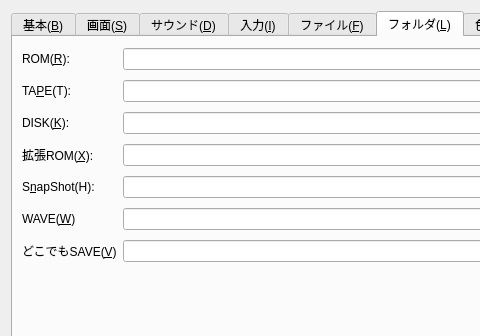
First picture: the form in src/Qt/configdialog.ui, repository eighttails/PC6001VX, before the edit; both pictures show x 0 to 480 and y 0 to 336 of the 915 by 549 pixel window.
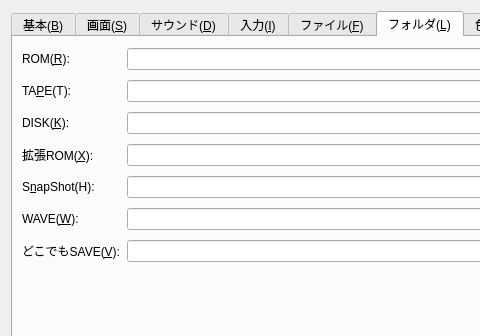
Second picture: the form after the edit. The open tabs and pages were chosen to show the change. Custom widgets are drawn as their Qt base class.

```diff
--- a/src/Qt/configdialog.ui
+++ b/src/Qt/configdialog.ui
@@ -1112,7 +1112,7 @@
        <item row="8" column="0">
         <widget class="QLabel" name="label_100">
          <property name="text">
-          <string>どこでもSAVE(&amp;V)</string>
+          <string>どこでもSAVE(&amp;V):</string>
          </property>
          <property name="buddy">
           <cstring>lineEditFolderDokoSave</cstring>
@@ -1192,7 +1192,7 @@
        <item row="7" column="0">
         <widget class="QLabel" name="label_49">
          <property name="text">
-          <string>WAVE(&amp;W)</string>
+          <string>WAVE(&amp;W):</string>
          </property>
          <property name="buddy">
           <cstring>lineEditFolderWave</cstring>
```
Left out of the diff: 26 changed lines with no effect on the pictures.
